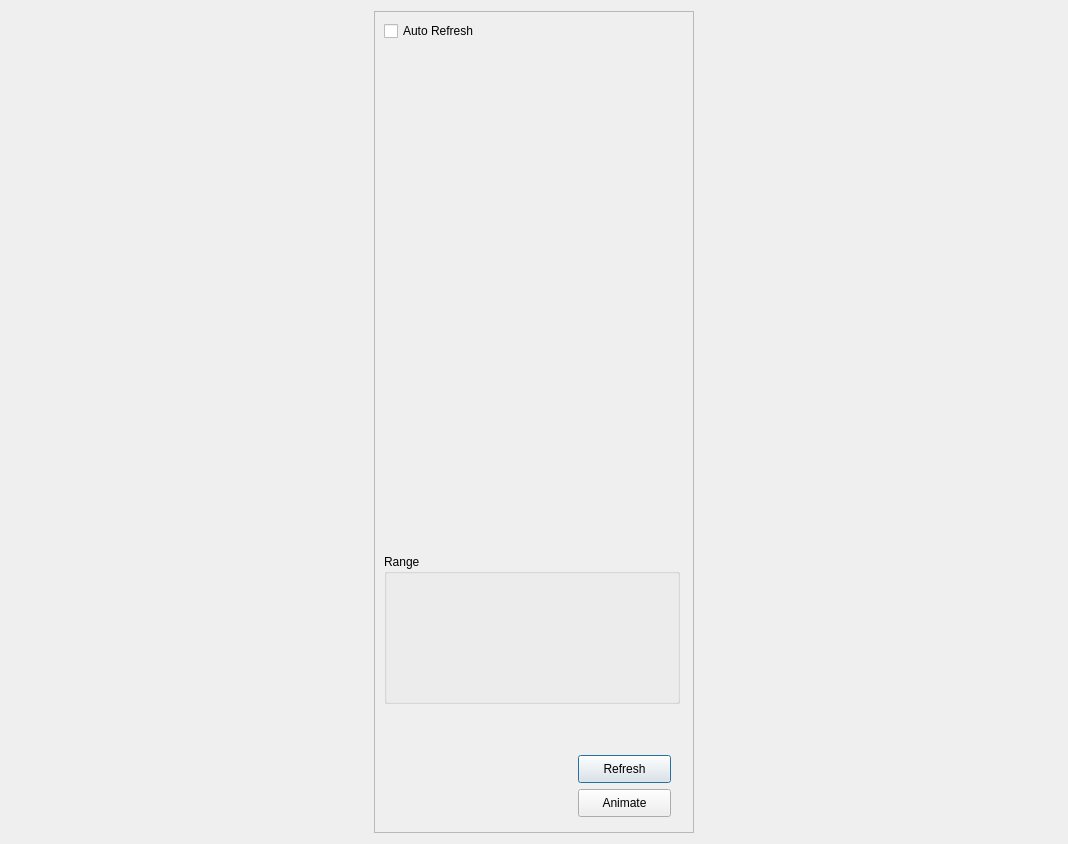
The window that SciDataTool/GUI/DDataPlotter/DDataPlotter.ui (Eomys/SciDataTool) describes before a commit, drawn with Qt 5.
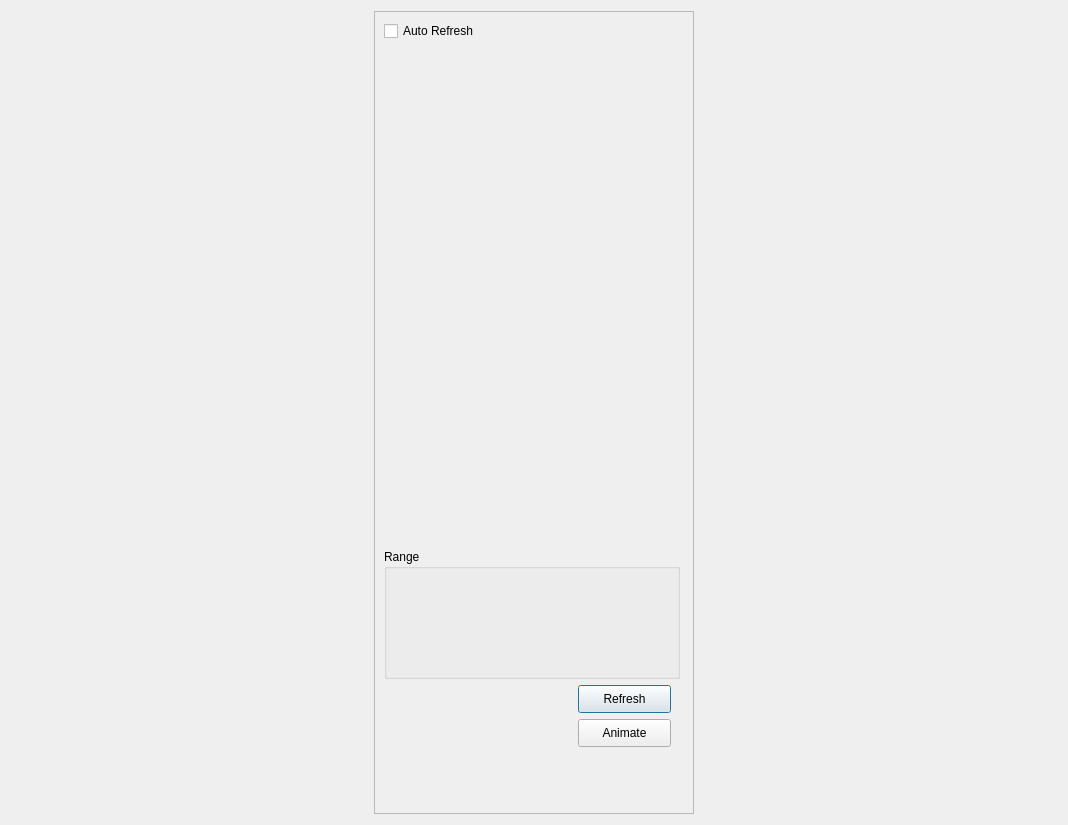
The same window after the commit. Custom widgets are drawn as their Qt base class.

Commit message: [NF] : Adapting the Range min and max to the slice selected, as well as modifying the UI itself

Patch:
```diff
--- a/SciDataTool/GUI/DDataPlotter/DDataPlotter.ui
+++ b/SciDataTool/GUI/DDataPlotter/DDataPlotter.ui
@@ -7,7 +7,7 @@
     <x>0</x>
     <y>0</y>
     <width>1068</width>
-    <height>844</height>
+    <height>825</height>
    </rect>
   </property>
   <property name="windowTitle">
@@ -40,7 +40,7 @@
         <x>0</x>
         <y>0</y>
         <width>318</width>
-        <height>837</height>
+        <height>801</height>
        </rect>
       </property>
       <layout class="QVBoxLayout" name="verticalLayout">
@@ -109,48 +109,36 @@
          <property name="minimumSize">
           <size>
            <width>296</width>
-           <height>150</height>
+           <height>130</height>
           </size>
          </property>
          <property name="maximumSize">
           <size>
            <width>296</width>
-           <height>140</height>
+           <height>130</height>
           </size>
          </property>
          <property name="title">
           <string>Range</string>
          </property>
-         <layout class="QVBoxLayout" name="verticalLayout_3">
-          <item>
-           <widget class="WDataRange" name="w_range" native="true">
-            <property name="minimumSize">
-             <size>
-              <width>0</width>
-              <height>120</height>
-             </size>
-            </property>
-           </widget>
-          </item>
-         </layout>
+         <widget class="WDataRange" name="w_range" native="true">
+          <property name="geometry">
+           <rect>
+            <x>12</x>
+            <y>17</y>
+            <width>272</width>
+            <height>101</height>
+           </rect>
+          </property>
+          <property name="minimumSize">
+           <size>
+            <width>0</width>
+            <height>100</height>
+           </size>
+          </property>
+         </widget>
         </widget>
        </item>
-       <item>
-        <spacer name="verticalSpacer">
-         <property name="orientation">
-          <enum>Qt::Vertical</enum>
-         </property>
-         <property name="sizeType">
-          <enum>QSizePolicy::MinimumExpanding</enum>
-         </property>
-         <property name="sizeHint" stdset="0">
-          <size>
-           <width>20</width>
-           <height>40</height>
-          </size>
-         </property>
-        </spacer>
-       </item>
        <item>
         <layout class="QHBoxLayout" name="refresh_layout">
          <property name="sizeConstraint">
@@ -251,6 +239,22 @@
          </property>
         </widget>
        </item>
+       <item>
+        <spacer name="verticalSpacer">
+         <property name="orientation">
+          <enum>Qt::Vertical</enum>
+         </property>
+         <property name="sizeType">
+          <enum>QSizePolicy::Ignored</enum>
+         </property>
+         <property name="sizeHint" stdset="0">
+          <size>
+           <width>20</width>
+           <height>200</height>
+          </size>
+         </property>
+        </spacer>
+       </item>
       </layout>
       <zorder>g_range</zorder>
       <zorder>w_axis_manager</zorder>
```
Left out of the diff: 5 changed lines with no effect on the pictures. The commit also changes 12 other files.
